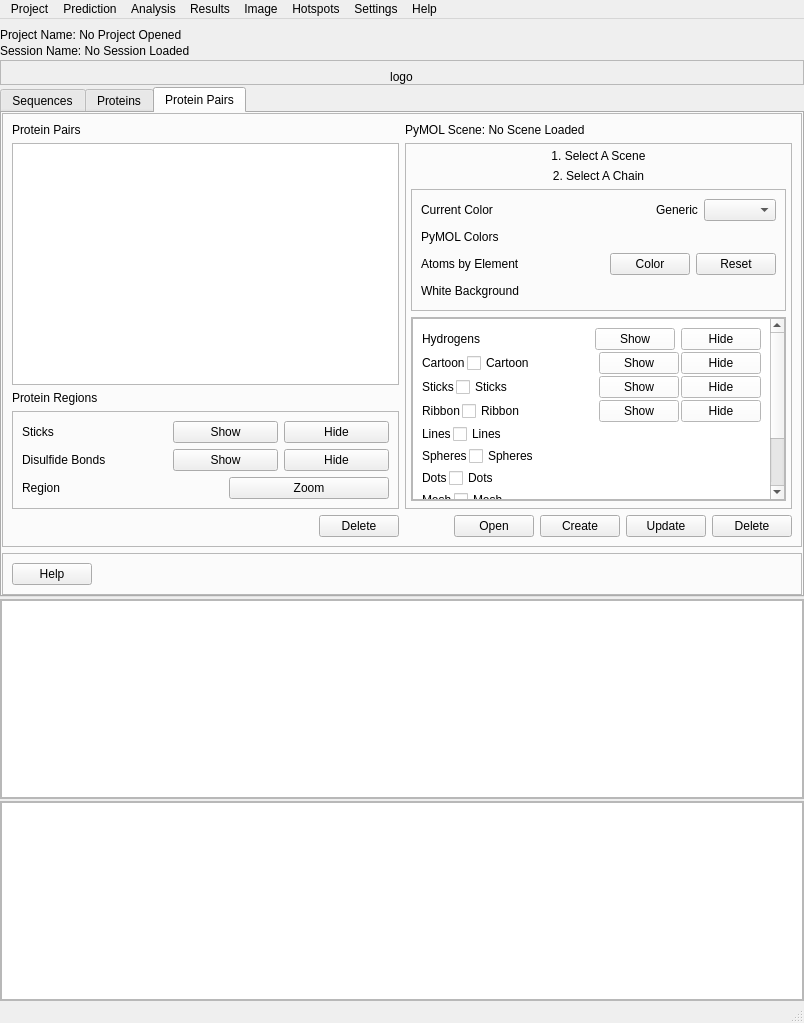
urban233/PySSA, file pyssa/gui/ui/forms/main_view.ui: the form before one commit.
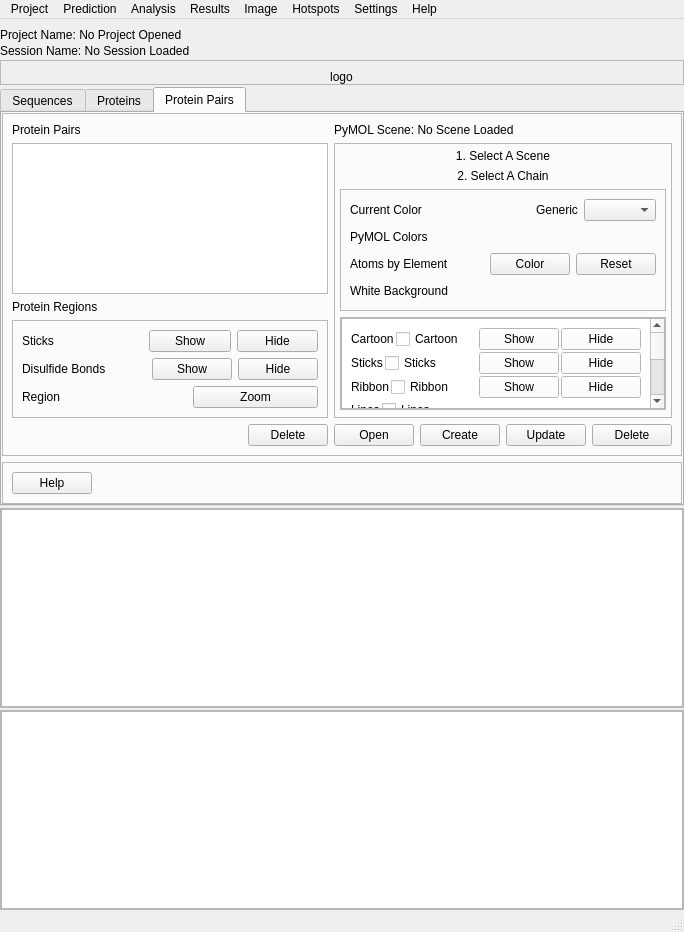
The form after the commit. The open tabs and pages were chosen to show the change.

Commit message: working: new hotspots & Proteins tab color grid

What changed in the file:
```diff
--- a/pyssa/gui/ui/forms/main_view.ui
+++ b/pyssa/gui/ui/forms/main_view.ui
@@ -6,8 +6,8 @@
    <rect>
     <x>0</x>
     <y>0</y>
-    <width>804</width>
-    <height>1023</height>
+    <width>666</width>
+    <height>932</height>
    </rect>
   </property>
   <property name="windowTitle">
@@ -1632,8 +1632,8 @@
                        <rect>
                         <x>0</x>
                         <y>0</y>
-                        <width>365</width>
-                        <height>314</height>
+                        <width>295</width>
+                        <height>258</height>
                        </rect>
                       </property>
                       <property name="sizePolicy">
@@ -1649,50 +1649,6 @@
                        <property name="spacing">
                         <number>2</number>
                        </property>
-                       <item>
-                        <layout class="QHBoxLayout" name="protein_pair_hydrogen_layout">
-                         <property name="spacing">
-                          <number>6</number>
-                         </property>
-                         <item>
-                          <widget class="QLabel" name="label_7">
-                           <property name="text">
-                            <string>Hydrogens</string>
-                           </property>
-                          </widget>
-                         </item>
-                         <item>
-                          <spacer name="horizontalSpacer_36">
-                           <property name="orientation">
-                            <enum>Qt::Horizontal</enum>
-                           </property>
-                           <property name="sizeType">
-                            <enum>QSizePolicy::Expanding</enum>
-                           </property>
-                           <property name="sizeHint" stdset="0">
-                            <size>
-                             <width>30</width>
-                             <height>20</height>
-                            </size>
-                           </property>
-                          </spacer>
-                         </item>
-                         <item>
-                          <widget class="QPushButton" name="btn_protein_pair_show_hydrogens">
-                           <property name="text">
-                            <string>Show</string>
-                           </property>
-                          </widget>
-                         </item>
-                         <item>
-                          <widget class="QPushButton" name="btn_protein_pair_hide_hydrogens">
-                           <property name="text">
-                            <string>Hide</string>
-                           </property>
-                          </widget>
-                         </item>
-                        </layout>
-                       </item>
                        <item>
                         <layout class="QHBoxLayout" name="protein_pair_cartoon_layout">
                          <item>
@@ -2206,7 +2162,7 @@
            <rect>
             <x>0</x>
             <y>0</y>
-            <width>800</width>
+            <width>662</width>
             <height>196</height>
            </rect>
           </property>
@@ -2304,7 +2260,7 @@
            <rect>
             <x>0</x>
             <y>0</y>
-            <width>800</width>
+            <width>662</width>
             <height>196</height>
            </rect>
           </property>
@@ -2354,8 +2310,8 @@
     <rect>
      <x>0</x>
      <y>0</y>
-     <width>804</width>
-     <height>26</height>
+     <width>666</width>
+     <height>21</height>
     </rect>
    </property>
    <widget class="QMenu" name="menuProject">
```
Left out of the diff: 34 changed lines with no effect on the pictures. The commit also changes 6 other files.
